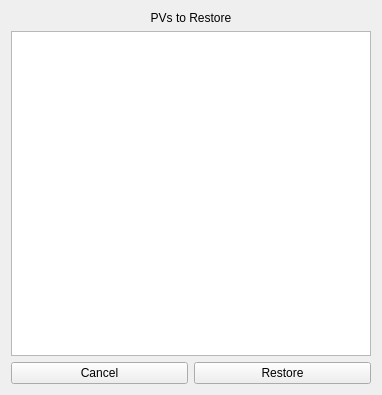
First picture: the form in superscore/ui/restore_dialog.ui, repository pcdshub/superscore, before the edit.
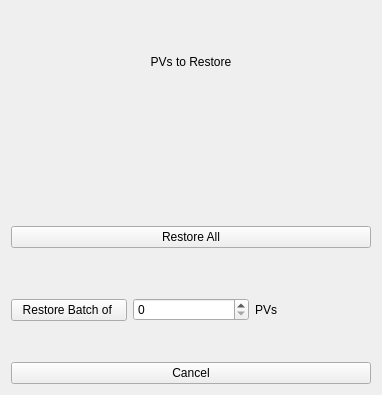
Second picture: the form after the edit.

Commit message: ENH: add ability to restore PVs in batches

What changed in the file:
```diff
--- a/superscore/ui/restore_dialog.ui
+++ b/superscore/ui/restore_dialog.ui
@@ -13,8 +13,8 @@
   <property name="windowTitle">
    <string>Form</string>
   </property>
-  <layout class="QGridLayout" name="gridLayout">
-   <item row="0" column="0" colspan="2">
+  <layout class="QVBoxLayout" name="verticalLayout">
+   <item>
     <widget class="QLabel" name="topLabel">
      <property name="text">
       <string>PVs to Restore</string>
@@ -24,18 +24,42 @@
      </property>
     </widget>
    </item>
-   <item row="1" column="0" colspan="2">
-    <widget class="QTableWidget" name="tableWidget"/>
+   <item>
+    <widget class="QWidget" name="table_view_placeholder" native="true"/>
    </item>
-   <item row="2" column="1">
-    <widget class="QPushButton" name="restoreButton">
+   <item>
+    <widget class="QPushButton" name="restore_all_button">
      <property name="text">
-      <string>Restore</string>
+      <string>Restore All</string>
      </property>
     </widget>
    </item>
-   <item row="2" column="0">
-    <widget class="QPushButton" name="cancelButton">
+   <item>
+    <layout class="QHBoxLayout" name="horizontalLayout">
+     <property name="topMargin">
+      <number>10</number>
+     </property>
+     <item>
+      <widget class="QPushButton" name="restore_batch_button">
+       <property name="text">
+        <string>Restore Batch of </string>
+       </property>
+      </widget>
+     </item>
+     <item>
+      <widget class="QSpinBox" name="batch_size_spinbox"/>
+     </item>
+     <item>
+      <widget class="QLabel" name="pvs_label">
+       <property name="text">
+        <string>PVs</string>
+       </property>
+      </widget>
+     </item>
+    </layout>
+   </item>
+   <item>
+    <widget class="QPushButton" name="cancel_button">
      <property name="text">
       <string>Cancel</string>
      </property>
```
The commit also changes 3 other files.
